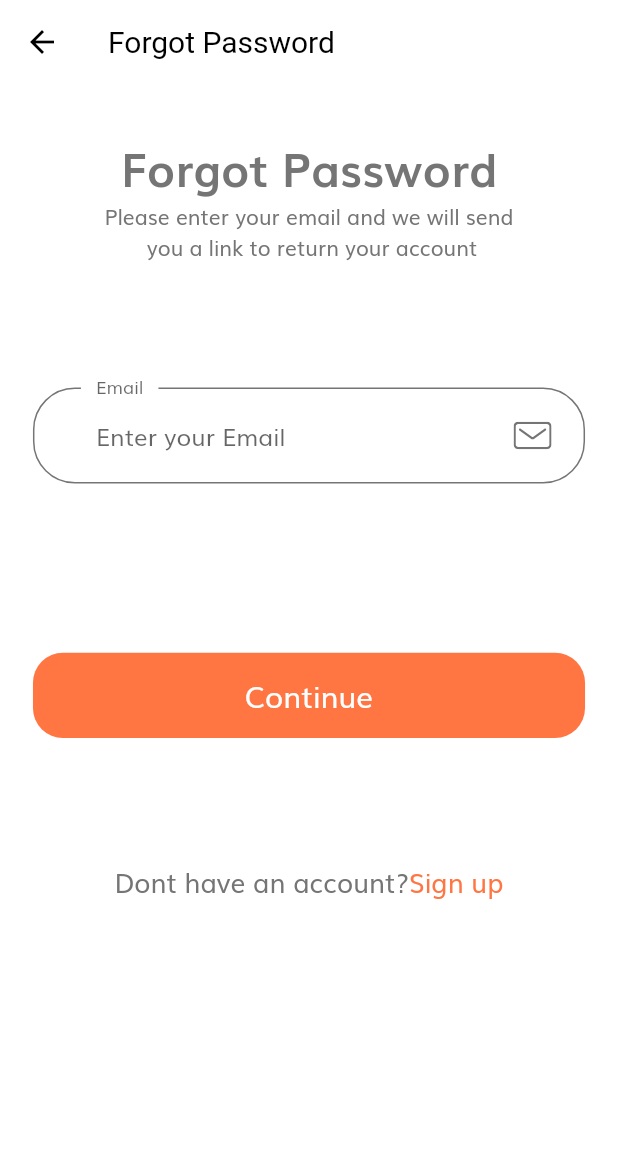
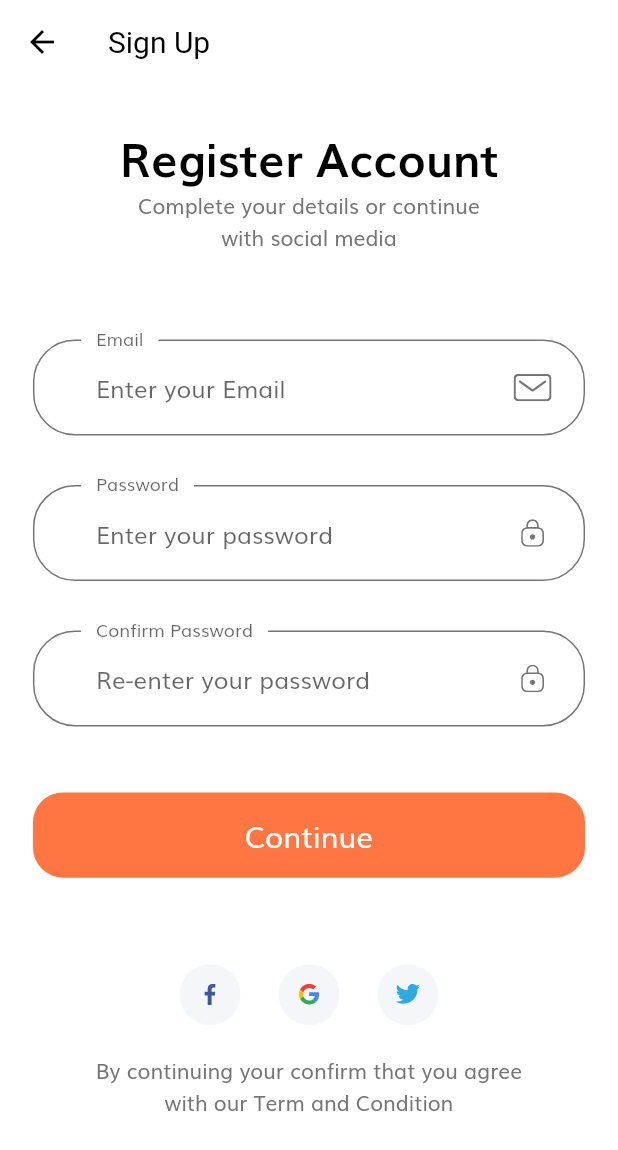
Before and after one commit to Juanr1m/E-commerce-UI, a Flutter app: the ForgotPasswordScreen screen opened by its route, after a tap on "Sign up", on a phone screen of 412 x 824 dp. Shown: the top 1150 px of the screen. Run offline on Flutter 3.47's test engine with Material 2 defaults, Android fonts, the phone set to English and light mode, and no system bars; our stand-ins replace flutter_svg.

Commit message:
added sign up and copmplete profile screens

```diff
--- a/lib/components/no_account_text.dart
+++ b/lib/components/no_account_text.dart
@@ -1,5 +1,6 @@
 import 'package:flutter/material.dart';
 import 'package:flutter_way/screens/forgot_password/forgot_password_screen.dart';
+import 'package:flutter_way/screens/sign_up/sign_up_screen.dart';
 
 import '../constants.dart';
 import '../size_config.dart';
@@ -19,7 +20,9 @@ class NoAccountText extends StatelessWidget {
           style: TextStyle(fontSize: getProportionateScreenWidth(16)),
         ),
         GestureDetector(
-          onTap: () {},
+          onTap: () {
+            Navigator.pushNamed(context, SignUpScreen.routeName);
+          },
           child: Text(
             "Sign up",
             style: TextStyle(
--- a/lib/constants.dart
+++ b/lib/constants.dart
@@ -1,4 +1,5 @@
 import 'package:flutter/material.dart';
+import 'package:flutter_way/size_config.dart';
 
 const kPrimaryColor = Color(0xFFFF7643);
 const kPrimaryLightColor = Color(0xFFFFECDF);
@@ -15,6 +16,12 @@ const kTextColor = Color(0xFF757575);
 
 const kAnimationDuration = Duration(milliseconds: 200);
 
+final headingStyle = TextStyle(
+    fontSize: getProportionateScreenWidth(28),
+    fontWeight: FontWeight.bold,
+    color: Colors.black,
+    height: 1.5);
+
 // Form Error
 final RegExp emailValidatorRegExp =
     RegExp(r"^[a-zA-Z0-9.]+@[a-zA-Z0-9]+\.[a-zA-Z]+");
--- a/lib/routes.dart
+++ b/lib/routes.dart
@@ -1,7 +1,9 @@
 import 'package:flutter/widgets.dart';
+import 'package:flutter_way/screens/complete_profile/complete_profile_screen.dart';
 import 'package:flutter_way/screens/forgot_password/forgot_password_screen.dart';
 import 'package:flutter_way/screens/login_sucess/login_sucess_screen.dart';
 import 'package:flutter_way/screens/sign_in/sign_in_screen.dart';
+import 'package:flutter_way/screens/sign_up/sign_up_screen.dart';
 import 'package:flutter_way/screens/splash/splash_screen.dart';
 
 final Map<String, WidgetBuilder> routes = {
@@ -9,4 +11,6 @@ final Map<String, WidgetBuilder> routes = {
   SigninScreen.routeName: (context) => SigninScreen(),
   ForgotPasswordScreen.routeName: (context) => ForgotPasswordScreen(),
   LoginSucessScreen.routeName: (context) => LoginSucessScreen(),
+  SignUpScreen.routeName: (context) => SignUpScreen(),
+  CompleteProfileScreen.routeName: (context) => CompleteProfileScreen(),
 };
--- /dev/null
+++ b/lib/screens/sign_up/components/body.dart
@@ -0,0 +1,62 @@
+import 'package:flutter/material.dart';
+import 'package:flutter_way/components/custom_suffix_icon.dart';
+import 'package:flutter_way/components/default_button.dart';
+import 'package:flutter_way/components/social_card.dart';
+import 'package:flutter_way/constants.dart';
+import 'package:flutter_way/screens/sign_up/components/sign_up_form.dart';
+import 'package:flutter_way/size_config.dart';
+
+class Body extends StatelessWidget {
+  const Body({Key key}) : super(key: key);
+
+  @override
+  Widget build(BuildContext context) {
+    return SizedBox(
+      width: double.infinity,
+      child: Padding(
+        padding:
+            EdgeInsets.symmetric(horizontal: getProportionateScreenWidth(20)),
+        child: SingleChildScrollView(
+          child: Column(
+            children: [
+              SizedBox(height: SizeConfig.screenHeight * 0.03),
+              Text(
+                'Register Account',
+                style: headingStyle,
+              ),
+              Text(
+                'Complete your details or continue \nwith social media ',
+                textAlign: TextAlign.center,
+              ),
+              SizedBox(height: SizeConfig.screenHeight * 0.07),
+              SignUpForm(),
+              SizedBox(height: SizeConfig.screenHeight * 0.07),
+              Row(
+                mainAxisAlignment: MainAxisAlignment.center,
+                children: [
+                  SocalCard(
+                    icon: 'assets/icons/facebook-2.svg',
+                    press: () {},
+                  ),
+                  SocalCard(
+                    icon: 'assets/icons/google-icon.svg',
+                    press: () {},
+                  ),
+                  SocalCard(
+                    icon: 'assets/icons/twitter.svg',
+                    press: () {},
+                  ),
+                ],
+              ),
+              SizedBox(height: getProportionateScreenHeight(20)),
+              Text(
+                "By continuing your confirm that you agree \nwith our Term and Condition",
+                textAlign: TextAlign.center,
+              )
+            ],
+          ),
+        ),
+      ),
+    );
+  }
+}
--- /dev/null
+++ b/lib/screens/sign_up/components/sign_up_form.dart
@@ -0,0 +1,167 @@
+import 'package:flutter/material.dart';
+import 'package:flutter_way/components/custom_suffix_icon.dart';
+import 'package:flutter_way/components/default_button.dart';
+import 'package:flutter_way/screens/complete_profile/complete_profile_screen.dart';
+
+import '../../../constants.dart';
+import '../../../size_config.dart';
+
+class SignUpForm extends StatefulWidget {
+  SignUpForm({Key key}) : super(key: key);
+
+  @override
+  _SignUpFormState createState() => _SignUpFormState();
+}
+
+class _SignUpFormState extends State<SignUpForm> {
+  final _formKey = GlobalKey<FormState>();
+  String email;
+  String password;
+  String confirm_password;
+  final List<String> errors = [];
+  @override
+  Widget build(BuildContext context) {
+    return Form(
+      key: _formKey,
+      child: Column(
+        children: [
+          buildEmailFormField(),
+          SizedBox(height: getProportionateScreenWidth(30)),
+          buildPasswordFormField(),
+          SizedBox(height: getProportionateScreenWidth(30)),
+          buildConfPasswordFormField(),
+          SizedBox(height: getProportionateScreenWidth(40)),
+          DefaultButton(
+            text: "Continue",
+            press: () {
+              if (_formKey.currentState.validate()) {
+                Navigator.pushNamed(context, CompleteProfileScreen.routeName);
+              }
+            },
+          ),
+        ],
+      ),
+    );
+  }
+
+  TextFormField buildConfPasswordFormField() {
+    return TextFormField(
+      onSaved: (newValue) => password = newValue,
+      onChanged: (value) {
+        if (value.isNotEmpty && errors.contains(kPassNullError)) {
+          setState(() {
+            errors.remove(kPassNullError);
+          });
+        } else if (value.length >= 8 && !errors.contains(kShortPassError)) {
+          setState(() {
+            errors.remove(kShortPassError);
+          });
+        }
+        return null;
+      },
+      validator: (value) {
+        if (value.isEmpty && !errors.contains(kPassNullError)) {
+          setState(() {
+            errors.add(kPassNullError);
+          });
+        } else if (value.length < 8 && !errors.contains(kShortPassError)) {
+          setState(() {
+            errors.add(kShortPassError);
+          });
+        }
+        return null;
+      },
+      obscureText: true,
+      keyboardType: TextInputType.emailAddress,
+      decoration: InputDecoration(
+        hintText: "Re-enter your password",
+        floatingLabelBehavior: FloatingLabelBehavior.always,
+        labelText: "Confirm Password",
+        suffixIcon: CustomSuffixIcon(
+          svgIcon: "assets/icons/Lock.svg",
+        ),
+      ),
+    );
+  }
+
+  TextFormField buildPasswordFormField() {
+    return TextFormField(
+      onSaved: (newValue) => password = newValue,
+      onChanged: (value) {
+        if (value.isNotEmpty && errors.contains(kPassNullError)) {
+          setState(() {
+            errors.remove(kPassNullError);
+          });
+        } else if (value.length >= 8 && !errors.contains(kShortPassError)) {
+          setState(() {
+            errors.remove(kShortPassError);
+          });
+        }
+        return null;
+      },
+      validator: (value) {
+        if (value.isEmpty && !errors.contains(kPassNullError)) {
+          setState(() {
+            errors.add(kPassNullError);
+          });
+        } else if (value.length < 8 && !errors.contains(kShortPassError)) {
+          setState(() {
+            errors.add(kShortPassError);
+          });
+        }
+        return null;
+      },
+      obscureText: true,
+      keyboardType: TextInputType.emailAddress,
+      decoration: InputDecoration(
+        hintText: "Enter your password",
+        floatingLabelBehavior: FloatingLabelBehavior.always,
+        labelText: "Password",
+        suffixIcon: CustomSuffixIcon(
+          svgIcon: "assets/icons/Lock.svg",
+        ),
+      ),
+    );
+  }
+
+  TextFormField buildEmailFormField() {
+    return TextFormField(
+      onSaved: (newValue) => email = newValue,
+      onChanged: (value) {
+        if (value.isNotEmpty && !errors.contains(kEmailNullError)) {
+          setState(() {
+            errors.remove(kEmailNullError);
+          });
+        } else if (emailValidatorRegExp.hasMatch(value) &&
+            errors.contains(kInvalidEmailError)) {
+          setState(() {
+            errors.remove(kInvalidEmailError);
+          });
+        }
+        return null;
+      },
+      validator: (value) {
+        if (value.isEmpty && !errors.contains(kEmailNullError)) {
+          setState(() {
+            errors.add(kEmailNullError);
+          });
+        } else if (emailValidatorRegExp.hasMatch(value) &&
+            !errors.contains(kInvalidEmailError)) {
+          setState(() {
+            errors.add(kInvalidEmailError);
+          });
+        }
+        return null;
+      },
+      keyboardType: TextInputType.emailAddress,
+      decoration: InputDecoration(
+        hintText: "Enter your Email",
+        floatingLabelBehavior: FloatingLabelBehavior.always,
+        labelText: "Email",
+        suffixIcon: CustomSuffixIcon(
+          svgIcon: "assets/icons/Mail.svg",
+        ),
+      ),
+    );
+  }
+}
--- /dev/null
+++ b/lib/screens/sign_up/sign_up_screen.dart
@@ -0,0 +1,18 @@
+import 'package:flutter/material.dart';
+
+import 'components/body.dart';
+
+class SignUpScreen extends StatelessWidget {
+  static String routeName = "/sign_up";
+  const SignUpScreen({Key key}) : super(key: key);
+
+  @override
+  Widget build(BuildContext context) {
+    return Scaffold(
+      appBar: AppBar(
+        title: Text('Sign Up'),
+      ),
+      body: Body(),
+    );
+  }
+}
```
Also changed, not shown: lib/screens/complete_profile/complete_profile_screen.dart (added, +18 -0 lines), lib/screens/complete_profile/components/body.dart (added, +44 -0 lines), lib/screens/complete_profile/components/complete_profile_form.dart (added, +225 -0 lines).
